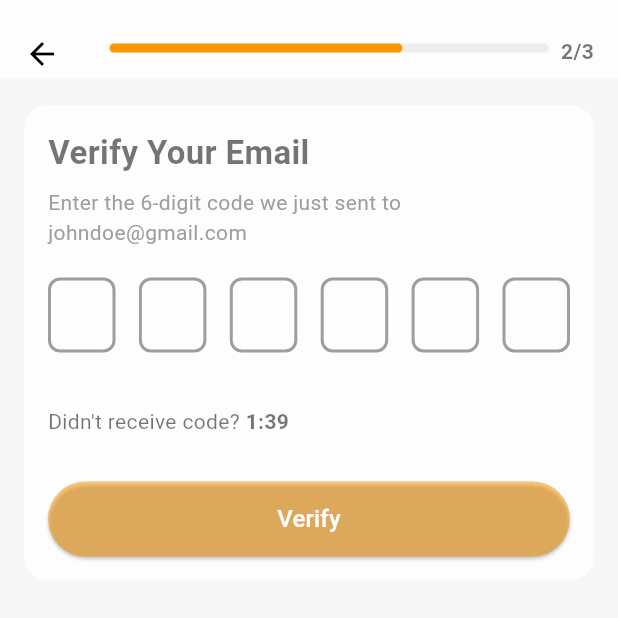
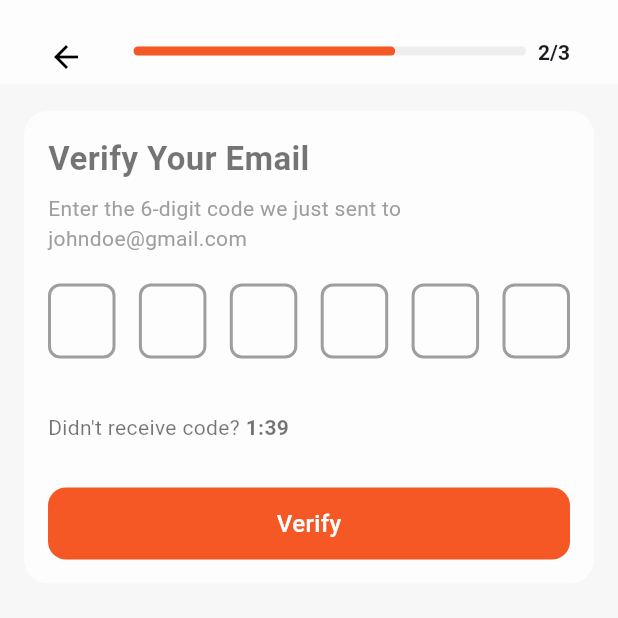
Before and after one commit to Dsoji/midho, a Flutter app: the RegistrationScreen screen opened directly, after a tap on "Continue", on a phone screen of 412 x 824 dp, the top half of it. Run offline on Flutter 3.47's test engine with Material 3 defaults, Android fonts, the phone set to English and light mode, and no system bars; drawn by our look-alikes of pin_code_fields; our stand-ins replace auto_route, flutter_hooks, gap, hooks_riverpod, intl_phone_field.

Commit message:
feat: registration flow complete

```diff
--- a/lib/features/authentication/registration/presentation/registration_screen.dart
+++ b/lib/features/authentication/registration/presentation/registration_screen.dart
@@ -7,7 +7,9 @@ import 'package:mdiho/features/authentication/registration/presentation/widget/s
 import 'package:pin_code_fields/pin_code_fields.dart';
 
 import '../../../../common/res/app_colors.dart';
+import '../../../../common/widgets/custom_buttons.dart';
 import '../../../../common/widgets/custom_textfield.dart';
+import '../../pin_creation/presentation/create_pin.dart';
 
 final pageControllerProvider = Provider<PageController>((ref) {
   return PageController();
@@ -101,15 +103,17 @@ class RegistrationScreen extends HookConsumerWidget {
     }
 
     return Scaffold(
+      appBar: AppBar(
+        title: StepProgressIndicator(
+          currentStep: pageIndex.value + 1,
+          totalSteps: 3,
+          onBack: pageIndex.value > 0 ? goBack : null,
+        ),
+      ),
       body: SafeArea(
         child: Column(
           mainAxisAlignment: MainAxisAlignment.start,
           children: [
-            StepProgressIndicator(
-              currentStep: pageIndex.value + 1,
-              totalSteps: 3,
-              onBack: pageIndex.value > 0 ? goBack : null,
-            ),
             Expanded(
               child: PageView(
                 controller: pageController,
@@ -125,9 +129,10 @@ class RegistrationScreen extends HookConsumerWidget {
                           duration: const Duration(milliseconds: 300),
                           curve: Curves.easeInOut)),
                   UserDetailsStep(onFinish: () {
-                    // Handle final submission
-                    ScaffoldMessenger.of(context).showSnackBar(const SnackBar(
-                        content: Text("Registration Completed!")));
+                    Navigator.push(
+                        context,
+                        MaterialPageRoute(
+                            builder: (context) => const CreatePinScreen()));
                   }),
                 ],
               ),
@@ -280,20 +285,13 @@ class EmailPasswordStep extends HookConsumerWidget {
               const SizedBox(height: 20),
 
               // Continue Button
-              ElevatedButton(
+              FullButton(
+                text: "Continue",
+                width: double.infinity,
+                height: 48,
                 onPressed: onNext,
-                style: ElevatedButton.styleFrom(
-                  minimumSize: const Size(double.infinity, 50),
-                  backgroundColor: Colors.orange.withOpacity(0.8),
-                  disabledBackgroundColor: Colors.orange.withOpacity(0.5),
-                ),
-                child: const Text(
-                  "Continue",
-                  style: TextStyle(
-                    color: Colors.white,
-                    fontSize: 16,
-                  ),
-                ),
+                textColor: Colors.white,
+                color: AppColors.primaryColor.shade500,
               ),
 
               const SizedBox(height: 20),
@@ -418,15 +416,14 @@ class OtpVerificationStep extends HookConsumerWidget {
               const SizedBox(height: 30),
 
               // Verify Button
-              ElevatedButton(
+
+              FullButton(
+                text: "Verify",
+                width: double.infinity,
+                height: 48,
                 onPressed: onNext,
-                style: ElevatedButton.styleFrom(
-                  minimumSize: const Size(double.infinity, 50),
-                  backgroundColor:
-                      Colors.orange.withOpacity(isOtpFilled.value ? 1.0 : 0.5),
-                ),
-                child: const Text("Verify",
-                    style: TextStyle(color: Colors.white, fontSize: 16)),
+                textColor: Colors.white,
+                color: AppColors.primaryColor.shade500,
               ),
             ],
           ),
@@ -560,15 +557,13 @@ class UserDetailsStep extends HookConsumerWidget {
               ),
               const SizedBox(height: 20),
 
-              // Sign Up Button
-              ElevatedButton(
+              FullButton(
+                text: "Continue",
+                width: double.infinity,
+                height: 48,
                 onPressed: onFinish,
-                style: ElevatedButton.styleFrom(
-                  minimumSize: const Size(double.infinity, 50),
-                  backgroundColor: Colors.orange.withOpacity(0.8),
-                ),
-                child: const Text("Sign Up",
-                    style: TextStyle(color: Colors.white, fontSize: 16)),
+                textColor: Colors.white,
+                color: AppColors.primaryColor.shade500,
               ),
             ],
           ),
--- a/lib/features/authentication/registration/presentation/widget/step_progress_indicator.dart
+++ b/lib/features/authentication/registration/presentation/widget/step_progress_indicator.dart
@@ -52,7 +52,8 @@ class StepProgressIndicator extends StatelessWidget {
                     child: Container(
                       height: 6,
                       decoration: BoxDecoration(
-                        color: Colors.orange, // Progress color
+                        color:
+                            AppColors.primaryColor.shade500, // Progress color
                         borderRadius: BorderRadius.circular(5),
                       ),
                     ),
```
Also changed, not shown: lib/features/authentication/pin_creation/presentation/confirm_pin.dart (added, +137 -0 lines), lib/features/authentication/pin_creation/presentation/create_pin.dart (added, +143 -0 lines), 1 other file.
